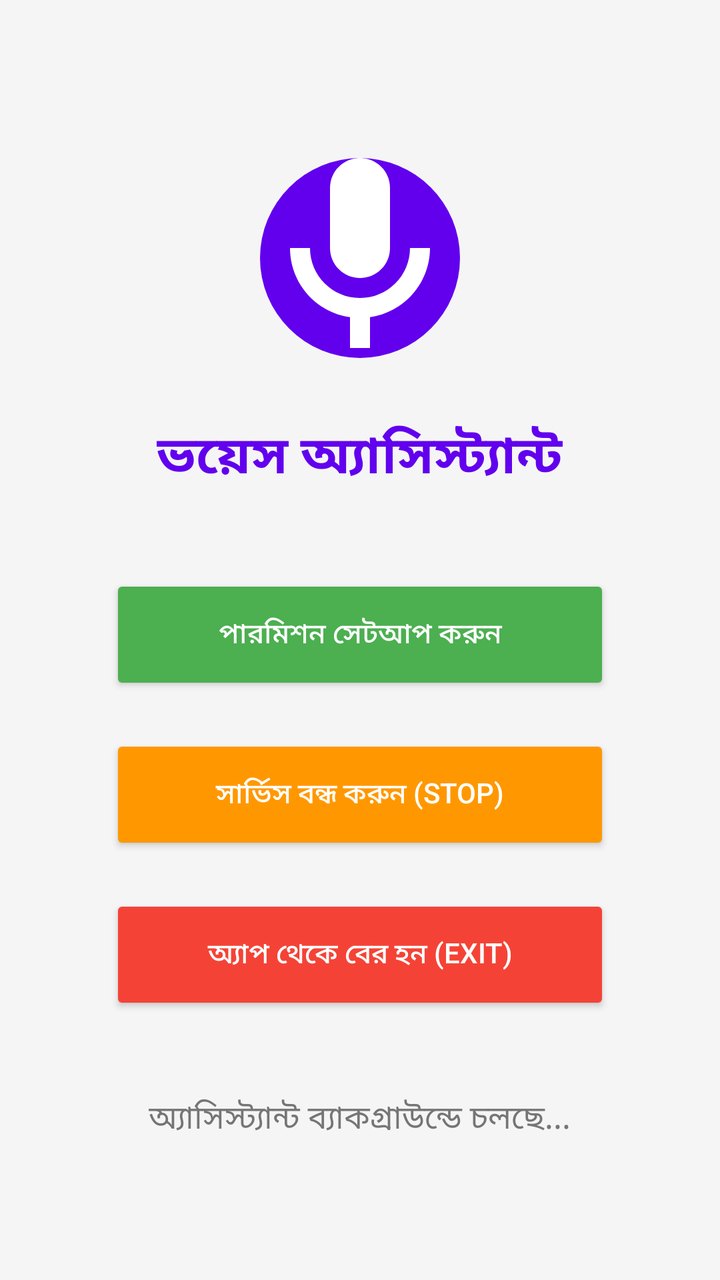
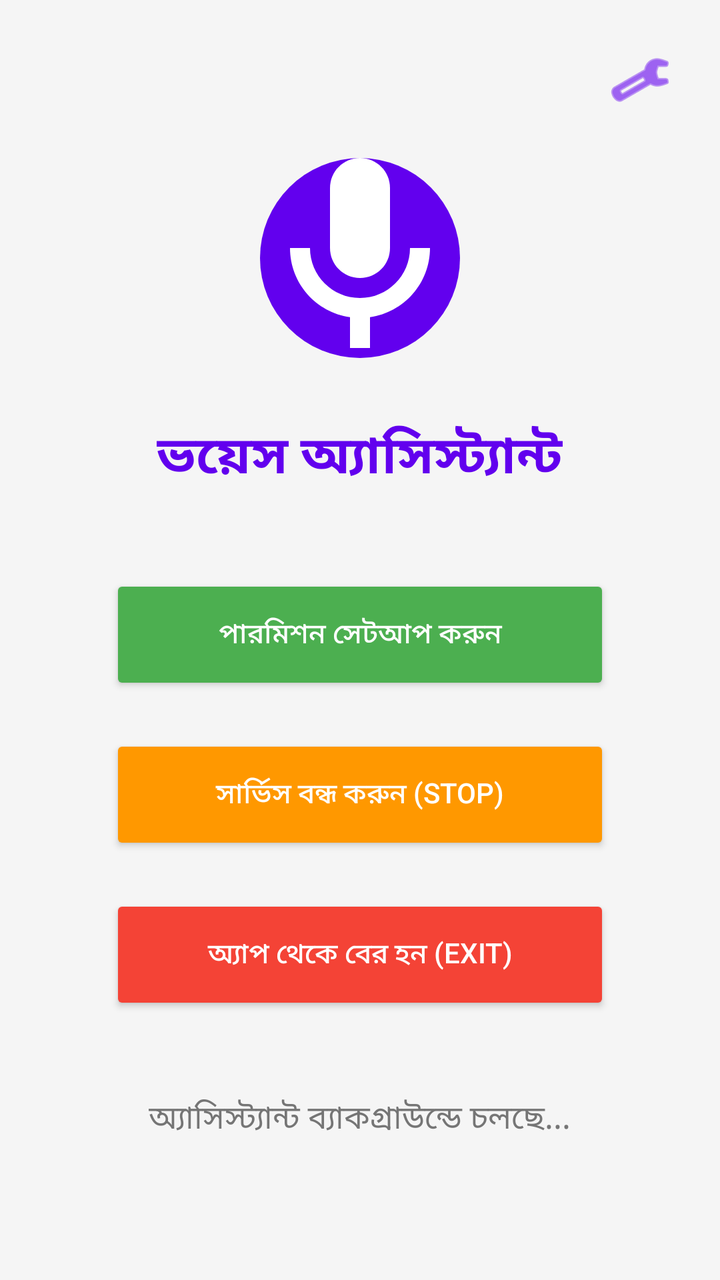

Two renders of the same Android screen: before a commit and after it. Below are the layout's source before the change and the commit's diff.
<!-- AndroidManifest.xml: application theme Theme.AppCompat.Light.NoActionBar -->
<!-- res/layout/activity_main.xml -->
<?xml version="1.0" encoding="utf-8"?>
<LinearLayout xmlns:android="http://schemas.android.com/apk/res/android"
    xmlns:tools="http://schemas.android.com/tools"
    android:id="@+id/main"
    android:layout_width="match_parent"
    android:layout_height="match_parent"
    android:orientation="vertical"
    android:padding="20dp"
    android:gravity="center"
    android:background="#F5F5F5"
    tools:context=".MainActivity">

    <ImageView
        android:layout_width="120dp"
        android:layout_height="120dp"
        android:layout_marginBottom="20dp"
        android:contentDescription="App Logo"
        android:src="@drawable/ic_assistant_logo" />

    <TextView
        android:id="@+id/tvTitle"
        android:layout_width="wrap_content"
        android:layout_height="wrap_content"
        android:text="ভয়েস অ্যাসিস্ট্যান্ট"
        android:textSize="26sp"
        android:textColor="#6200EE"
        android:textStyle="bold"
        android:layout_marginBottom="40dp" />

    <Button
        android:id="@+id/btnOpenAccessibility"
        android:layout_width="250dp"
        android:layout_height="60dp"
        android:text="পারমিশন সেটআপ করুন"
        android:backgroundTint="#4CAF50"
        android:textColor="#FFFFFF"
        android:layout_marginBottom="20dp" />

    <Button
        android:id="@+id/btnStopService"
        android:layout_width="250dp"
        android:layout_height="60dp"
        android:text="সার্ভিস বন্ধ করুন (Stop)"
        android:backgroundTint="#FF9800"
        android:textColor="#FFFFFF"
        android:layout_marginBottom="20dp" />

    <Button
        android:id="@+id/btnExitApp"
        android:layout_width="250dp"
        android:layout_height="60dp"
        android:text="অ্যাপ থেকে বের হন (Exit)"
        android:backgroundTint="#F44336"
        android:textColor="#FFFFFF" />

    <TextView
        android:id="@+id/tvStatus"
        android:layout_width="wrap_content"
        android:layout_height="wrap_content"
        android:text="অ্যাসিস্ট্যান্ট ব্যাকগ্রাউন্ডে চলছে..."
        android:textSize="16sp"
        android:layout_marginTop="40dp"
        android:textColor="#757575" />

</LinearLayout>
<!-- resources referenced by this layout -->
<resources>
  <!-- drawable ic_assistant_logo (drawable) -->
  <vector xmlns:android="http://schemas.android.com/apk/res/android"
      android:width="100dp"
      android:height="100dp"
      android:viewportWidth="24"
      android:viewportHeight="24">
      
      <path
          android:fillColor="#6200EE"
          android:pathData="M12,2L12,2A10,10 0,0 1,22 12L22,12A10,10 0,0 1,12 22L12,22A10,10 0,0 1,2 12L2,12A10,10 0,0 1,12 2z" />
      
      <path
          android:fillColor="#FFFFFF"
          android:pathData="M12,14c1.66,0 3,-1.34 3,-3V5c0,-1.66 -1.34,-3 -3,-3S9,3.34 9,5v6c0,1.66 1.34,3 3,3z" />
      <path
          android:fillColor="#FFFFFF"
          android:pathData="M17,11c0,2.76 -2.24,5 -5,5s-5,-2.24 -5,-5H5c0,3.53 2.61,6.43 6,6.92V21h2v-3.08c3.39,-0.49 6,-3.39 6,-6.92h-2z" />
  </vector>
</resources>

<!-- the commit's change to res/layout/activity_main.xml (unified diff, before → after) -->
@@ -1,65 +1,83 @@
 <?xml version="1.0" encoding="utf-8"?>
-<LinearLayout xmlns:android="http://schemas.android.com/apk/res/android"
+<RelativeLayout xmlns:android="http://schemas.android.com/apk/res/android"
+    xmlns:app="http://schemas.android.com/apk/res-auto"
     xmlns:tools="http://schemas.android.com/tools"
     android:id="@+id/main"
     android:layout_width="match_parent"
     android:layout_height="match_parent"
-    android:orientation="vertical"
-    android:padding="20dp"
-    android:gravity="center"
     android:background="#F5F5F5"
     tools:context=".MainActivity">
 
-    <ImageView
-        android:layout_width="120dp"
-        android:layout_height="120dp"
-        android:layout_marginBottom="20dp"
-        android:contentDescription="App Logo"
-        android:src="@drawable/ic_assistant_logo" />
+    <ImageButton
+        android:id="@+id/btnSettings"
+        android:layout_width="48dp"
+        android:layout_height="48dp"
+        android:layout_alignParentEnd="true"
+        android:layout_margin="16dp"
+        android:background="?attr/selectableItemBackgroundBorderless"
+        android:src="@android:drawable/ic_menu_manage"
+        app:tint="#6200EE" />
 
-    <TextView
-        android:id="@+id/tvTitle"
-        android:layout_width="wrap_content"
+    <LinearLayout
+        android:layout_width="match_parent"
         android:layout_height="wrap_content"
-        android:text="ভয়েস অ্যাসিস্ট্যান্ট"
-        android:textSize="26sp"
-        android:textColor="#6200EE"
-        android:textStyle="bold"
-        android:layout_marginBottom="40dp" />
+        android:layout_centerInParent="true"
+        android:gravity="center"
+        android:orientation="vertical"
+        android:padding="20dp">
 
-    <Button
-        android:id="@+id/btnOpenAccessibility"
-        android:layout_width="250dp"
-        android:layout_height="60dp"
-        android:text="পারমিশন সেটআপ করুন"
-        android:backgroundTint="#4CAF50"
-        android:textColor="#FFFFFF"
-        android:layout_marginBottom="20dp" />
+        <ImageView
+            android:layout_width="120dp"
+            android:layout_height="120dp"
+            android:layout_marginBottom="20dp"
+            android:contentDescription="App Logo"
+            android:src="@drawable/ic_assistant_logo" />
 
-    <Button
-        android:id="@+id/btnStopService"
-        android:layout_width="250dp"
-        android:layout_height="60dp"
-        android:text="সার্ভিস বন্ধ করুন (Stop)"
-        android:backgroundTint="#FF9800"
-        android:textColor="#FFFFFF"
-        android:layout_marginBottom="20dp" />
+        <TextView
+            android:id="@+id/tvTitle"
+            android:layout_width="wrap_content"
+            android:layout_height="wrap_content"
+            android:layout_marginBottom="40dp"
+            android:text="ভয়েস অ্যাসিস্ট্যান্ট"
+            android:textColor="#6200EE"
+            android:textSize="26sp"
+            android:textStyle="bold" />
 
-    <Button
-        android:id="@+id/btnExitApp"
-        android:layout_width="250dp"
-        android:layout_height="60dp"
-        android:text="অ্যাপ থেকে বের হন (Exit)"
-        android:backgroundTint="#F44336"
-        android:textColor="#FFFFFF" />
+        <Button
+            android:id="@+id/btnOpenAccessibility"
+            android:layout_width="250dp"
+            android:layout_height="60dp"
+            android:layout_marginBottom="20dp"
+            android:backgroundTint="#4CAF50"
+            android:text="পারমিশন সেটআপ করুন"
+            android:textColor="#FFFFFF" />
 
-    <TextView
-        android:id="@+id/tvStatus"
-        android:layout_width="wrap_content"
-        android:layout_height="wrap_content"
-        android:text="অ্যাসিস্ট্যান্ট ব্যাকগ্রাউন্ডে চলছে..."
-        android:textSize="16sp"
-        android:layout_marginTop="40dp"
-        android:textColor="#757575" />
+        <Button
+            android:id="@+id/btnStopService"
+            android:layout_width="250dp"
+            android:layout_height="60dp"
+            android:layout_marginBottom="20dp"
+            android:backgroundTint="#FF9800"
+            android:text="সার্ভিস বন্ধ করুন (Stop)"
+            android:textColor="#FFFFFF" />
 
-</LinearLayout>
+        <Button
+            android:id="@+id/btnExitApp"
+            android:layout_width="250dp"
+            android:layout_height="60dp"
+            android:backgroundTint="#F44336"
+            android:text="অ্যাপ থেকে বের হন (Exit)"
+            android:textColor="#FFFFFF" />
+
+        <TextView
+            android:id="@+id/tvStatus"
+            android:layout_width="wrap_content"
+            android:layout_height="wrap_content"
+            android:layout_marginTop="40dp"
+            android:text="অ্যাসিস্ট্যান্ট ব্যাকগ্রাউন্ডে চলছে..."
+            android:textColor="#757575"
+            android:textSize="16sp" />
+
+    </LinearLayout>
+
+</RelativeLayout>
